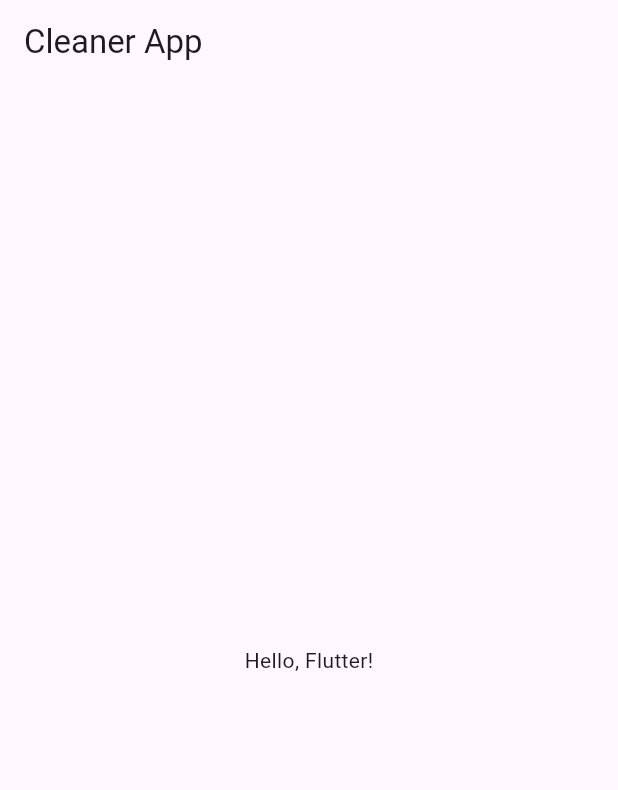
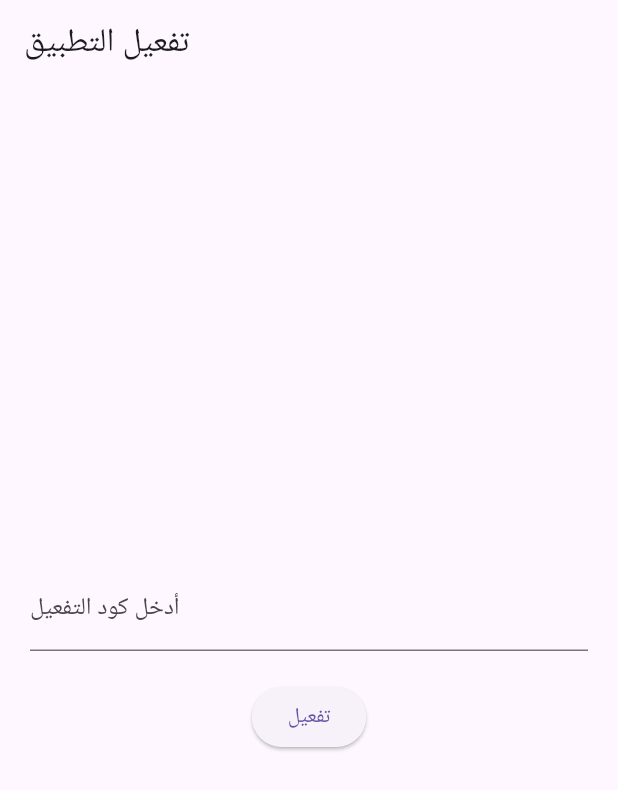
Before and after one commit to maloohm-collab/flutter_cleaner_app, a Flutter app: the screen it shows after launch, on a phone screen of 412 x 824 dp. Shown: the top 790 px of the screen. Run offline on Flutter 3.47's test engine with Material 3 defaults, Android fonts, the phone set to English and light mode, and no system bars.

Commit message:
Implement activation screen with validation
Added activation screen with code validation and navigation to main screen.

```diff
--- a/lib/main.dart
+++ b/lib/main.dart
@@ -11,10 +11,66 @@ class CleanerApp extends StatelessWidget {
   Widget build(BuildContext context) {
     return MaterialApp(
       title: 'Cleaner App',
-      home: Scaffold(
-        appBar: AppBar(title: const Text('Cleaner App')),
-        body: const Center(child: Text('Hello, Flutter!')),
+      theme: ThemeData(primarySwatch: Colors.blue),
+      home: const ActivationScreen(),
+    );
+  }
+}
+
+class ActivationScreen extends StatefulWidget {
+  const ActivationScreen({super.key});
+
+  @override
+  State<ActivationScreen> createState() => _ActivationScreenState();
+}
+
+class _ActivationScreenState extends State<ActivationScreen> {
+  final TextEditingController _codeController = TextEditingController();
+
+  void _checkActivation() {
+    // هنا تضع كود التفعيل الذي تريده
+    if (_codeController.text == "Maloohm123") {
+      Navigator.pushReplacement(context, MaterialPageRoute(builder: (_) => const MainCleanerScreen()));
+    } else {
+      ScaffoldMessenger.of(context).showSnackBar(const SnackBar(content: Text('كود التفعيل غير صحيح!')));
+    }
+  }
+
+  @override
+  Widget build(BuildContext context) {
+    return Scaffold(
+      appBar: AppBar(title: const Text('تفعيل التطبيق')),
+      body: Padding(
+        padding: const EdgeInsets.all(20.0),
+        child: Column(
+          mainAxisAlignment: MainAxisAlignment.center,
+          children: [
+            TextField(controller: _codeController, decoration: const InputDecoration(labelText: 'أدخل كود التفعيل')),
+            const SizedBox(height: 20),
+            ElevatedButton(onPressed: _checkActivation, child: const Text('تفعيل')),
+          ],
+        ),
       ),
     );
   }
 }
+
+class MainCleanerScreen extends StatelessWidget {
+  const MainCleanerScreen({super.key});
+
+  @override
+  Widget build(BuildContext context) {
+    return Scaffold(
+      appBar: AppBar(title: const Text('Cleaner App - تنظيف')),
+      body: Center(
+        child: ElevatedButton(
+          onPressed: () {
+            // هنا سنضع لاحقاً كود مسح الملفات
+            ScaffoldMessenger.of(context).showSnackBar(const SnackBar(content: Text('جاري تنظيف الملفات المؤقتة...')));
+          },
+          child: const Text('بدء التنظيف الآن'),
+        ),
+      ),
+    );
+  }
+}
```
